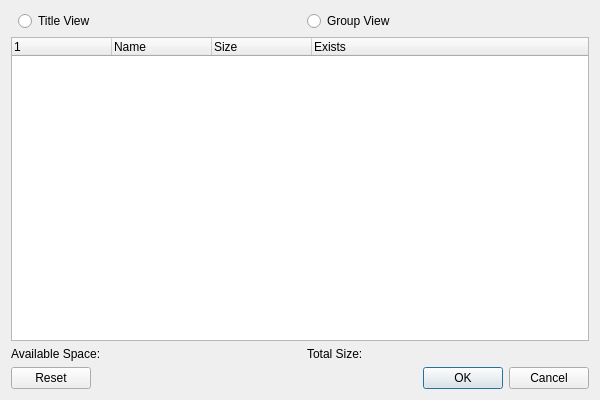
First picture: the form in src/frontend/import_dialog.ui, repository zhaowenlan1779/threeSD, before the edit.
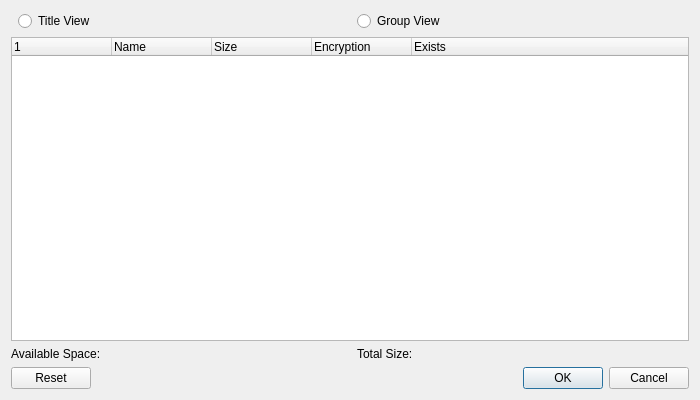
Second picture: the form after the edit.

Commit message: Added encryption scheme display.

```diff
--- a/src/frontend/import_dialog.ui
+++ b/src/frontend/import_dialog.ui
@@ -6,7 +6,7 @@
    <rect>
     <x>0</x>
     <y>0</y>
-    <width>600</width>
+    <width>700</width>
     <height>400</height>
    </rect>
   </property>
@@ -56,6 +56,11 @@
        <string>Size</string>
       </property>
      </column>
+     <column>
+      <property name="text">
+       <string>Encryption</string>
+      </property>
+     </column>
      <column>
       <property name="text">
        <string>Exists</string>
```
The commit also changes 5 other files.
